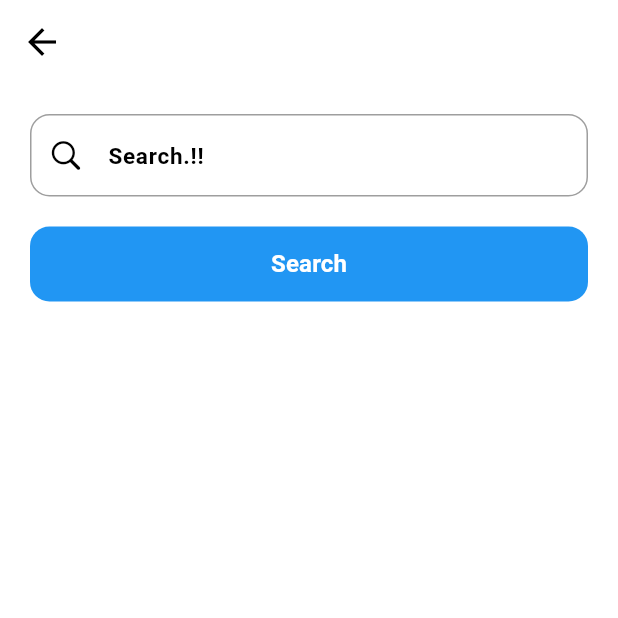
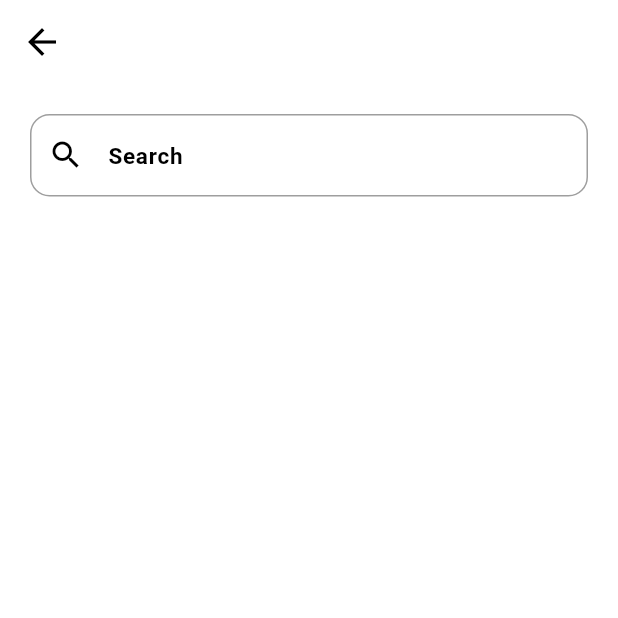
Before and after one commit to MohamedYousri19/ShopApp, a Flutter app: the ShopLayOut screen opened directly, item 3 of the bottom bar chosen, after a tap on the "search" icon, on a phone screen of 412 x 824 dp, the top half of it. Run offline on Flutter 3.47's test engine with Material 3 defaults, Android fonts, the phone set to English and light mode, and no system bars; our stand-ins replace bloc, carousel_slider, conditional_builder_null_safety, flutter_bloc, fluttertoast, shared_preferences and 1 more; accounts and stored records are empty; network calls fail; Roboto replaces fonts that are missing (Jannah).

Commit message:
second commit

```diff
--- a/lib/Modules/ShopApp/OnBoardingScreen/OnBoardingScreen.dart
+++ b/lib/Modules/ShopApp/OnBoardingScreen/OnBoardingScreen.dart
@@ -38,9 +38,9 @@ class _OnBoardingScreenState extends State<OnBoardingScreen> {
   Widget build(BuildContext context) {
     var boardController = PageController() ;
     List<BoardingModel> boarding = [
-      BoardingModel(title: 'On Boarding Title 1', body: 'On Boarding Body 1', image: 'assets/images/onboard1.jpg'),
-      BoardingModel(title: 'On Boarding Title 2', body: 'On Boarding Body 2', image: 'assets/images/onboard3.jpeg'),
-      BoardingModel(title: 'On Boarding Title 3', body: 'On Boarding Body 3', image: 'assets/images/onboard4.png'),
+      BoardingModel(title: 'Welcome to Salla App..!', body: 'Discover the best deals today!', image: 'assets/images/onboard1.jpg'),
+      BoardingModel(title: 'Shop the latest trends.', body: 'Up to 50% off!', image: 'assets/images/onboard3.jpeg'),
+      BoardingModel(title: 'Shop by Brand', body: 'Buy One, Get One Free', image: 'assets/images/onboard4.png'),
     ];
     return Scaffold(
       appBar: AppBar(
--- a/lib/Modules/ShopApp/Search_Screen/Cubit/cubit.dart
+++ b/lib/Modules/ShopApp/Search_Screen/Cubit/cubit.dart
@@ -14,6 +14,7 @@ class SearchCubit extends Cubit<searchStates> {
   static SearchCubit get(context) => BlocProvider.of(context) ;
   SearchModel? model ;
   Map<int?,bool?> favorites = {} ;
+
   void search(String text){
     emit(SearchLoadingState()) ;
     DioHelper.postData(url: SEARCH, token: token ,data: {
--- a/lib/Modules/ShopApp/Search_Screen/Search_screen.dart
+++ b/lib/Modules/ShopApp/Search_Screen/Search_screen.dart
@@ -1,6 +1,7 @@
 import 'package:flutter/cupertino.dart';
 import 'package:flutter/material.dart';
 import 'package:flutter_bloc/flutter_bloc.dart';
+import 'package:shop_app/LayOut/ShopLayout/cubit/cubit.dart';
 import '../../../Models/ShopApp/SearchModel.dart';
 import '../../../Shared/styles/colors.dart';
 import '../../../Shared/Components/Components.dart';
@@ -26,27 +27,35 @@ class Search_Screen1 extends StatelessWidget {
                 key: formKey,
                 child: Column(
                   children: [
-                    default_TextField(
-                        labelText: 'Search.!!',
-                        titleController: textController,
-                        valdate: (String value){
-                          if(value.isEmpty){
-                            return 'Search Must Not be Empty' ;
-                          }
+                    TextFormField(
+                      decoration: InputDecoration(
+                        label: Text('Search'),
+                        border: OutlineInputBorder(
+                          borderRadius: BorderRadius.circular(13.0),
+                          borderSide: BorderSide(color: Colors.grey),
+                        ),
+                        enabledBorder: OutlineInputBorder(
+                          borderRadius: BorderRadius.circular(13.0),
+                          borderSide: BorderSide(
+                            color: Colors.grey,
+                            width: 1.0,
+                          ),
+                        ),
+                        prefixIcon: Icon(Icons.search),
+                      ),
+                      onChanged: (value){
+                        SearchCubit.get(context).search(value) ;
                       },
-                        prefixIcon: CupertinoIcons.search,
-                        isShow: false,
-                        type: TextInputType.text,
                     ),
                     const SizedBox(height: 20.0,),
-                    defaulButton(
-                        function: (){
-                          if(formKey.currentState!.validate()){
-                            SearchCubit.get(context).search(textController.text) ;
-                          }
-                        },
-                        name: 'Search'
-                    ),
+                    // defaulButton(
+                    //     function: (){
+                    //       if(formKey.currentState!.validate()){
+                    //         SearchCubit.get(context).search(textController.text) ;
+                    //       }
+                    //     },
+                    //     name: 'Search'
+                    // ),
                     SizedBox(height: 10,),
                     if(state is SearchLoadingState)
                     LinearProgressIndicator(),
@@ -88,13 +97,15 @@ class Search_Screen1 extends StatelessWidget {
           crossAxisAlignment: CrossAxisAlignment.center,
           mainAxisAlignment: MainAxisAlignment.center,
           children: [
-            Stack(
+            Container(
+              child: Stack(
                 alignment: AlignmentDirectional.bottomStart,
                 children: [
                   Image(
                     image: NetworkImage('${model.image}'),
                     width:120.0,
                     height: 120.0,
+                    fit: BoxFit.cover,
                   ),
                   if(model.discount != null)
                     Container(
@@ -106,6 +117,11 @@ class Search_Screen1 extends StatelessWidget {
                       child: const Text('Discount' , style: TextStyle(fontSize: 12.0 , color: Colors.white),),
                     )
                 ],
+              ),
+              clipBehavior: Clip.antiAlias,
+              decoration: BoxDecoration(
+                  borderRadius: BorderRadius.circular(25.0)
+              ),
             ),
           ],
         ),
@@ -135,7 +151,7 @@ class Search_Screen1 extends StatelessWidget {
                   icon:  Icon(
                     Icons.favorite,
                     size: 20.0,
-                    color: SearchCubit.get(context).favorites[model.id]!  ? Colors.red : Colors.grey   ,
+                    color: ShopCubit.get(context).favorites[model.id]!  ? Colors.red : Colors.grey   ,
                   )
               )
             ],
--- a/lib/Modules/ShopApp/favorites_screen/Favorite_screen.dart
+++ b/lib/Modules/ShopApp/favorites_screen/Favorite_screen.dart
@@ -16,13 +16,13 @@ class FavoritesScreen extends StatelessWidget {
     return BlocConsumer<ShopCubit,ShopStates>(
       builder: (BuildContext context, state) {
         return ConditionalBuilder(
-          condition:  ShopCubit.get(context).favoritesModel != null && ShopCubit.get(context).favorites[ShopCubit.get(context).favoritesModel!.data!.data?[0].product!.id] != null ,
+          condition:  ShopCubit.get(context).favoritesModel != null  && ShopCubit.get(context).favoritesModel!.data!.data!.isNotEmpty,
           builder: (context) => ListView.separated(
               itemBuilder: (context,index) => favoritesItem(ShopCubit.get(context).favoritesModel!.data!.data![index],context),
               separatorBuilder: (context , index) =>line(),
               itemCount: ShopCubit.get(context).favoritesModel!.data!.data!.length
           ),
-          fallback: (context)  => const Center(child:  CircularProgressIndicator()),
+          fallback: (context)  => ShopCubit.get(context).favoritesModel == null ? Center(child: CircularProgressIndicator()) : ShopCubit.get(context).favoritesModel!.data!.data!.isNotEmpty ? Container() : Center(child: Image(image: AssetImage('assets/images/empty.png') , height: 300,))   ,
         ) ;
       },
       listener: (BuildContext context, Object? state) {},
@@ -46,11 +46,18 @@ class FavoritesScreen extends StatelessWidget {
                 Stack(
                   alignment: AlignmentDirectional.bottomStart,
                   children: [
-                     Image(
-                      image: NetworkImage('${model.product!.image}'),
-                      width:120.0,
-                      height: 120.0,
-                    ),
+                     Container(
+                       clipBehavior: Clip.antiAlias,
+                       decoration: BoxDecoration(
+                         borderRadius: BorderRadius.circular(10.0)
+                       ),
+                       child: Image(
+                        image: NetworkImage('${model.product!.image}'),
+                        width:120.0,
+                        height: 120.0,
+                         fit: BoxFit.cover,
+                       ),
+                     ),
                     if(model.product!.discount != 0)
                       Container(
                         decoration: const BoxDecoration(
--- a/lib/Shared/Components/Components.dart
+++ b/lib/Shared/Components/Components.dart
@@ -9,6 +9,7 @@ Widget default_TextField({
   IconData? prefixIcon ,
   IconButton? suffixIconIcon ,
   Function? submit ,
+  Function? changed ,
   Function? pressedIcon ,
   required bool isShow ,
   required TextInputType type,
@@ -16,6 +17,9 @@ Widget default_TextField({
   validator: (s){
     return valdate(s);
     },
+  onChanged: (value){
+    changed!() ;
+  },
   onFieldSubmitted: (value){
     submit!(value);
   },
--- a/lib/main.dart
+++ b/lib/main.dart
@@ -46,9 +46,9 @@ class MyApp extends StatelessWidget {
         builder: (BuildContext context, state) {
           return MaterialApp(
             debugShowCheckedModeBanner: false,
-            theme: lightTheme,
-            darkTheme: darkTheme,
-            themeMode: ThemeMode.light,
+            theme:lightTheme,
+            darkTheme: darkTheme ,
+            themeMode: ShopCubit.get(context).isDark ? ThemeMode.light : ThemeMode.dark  ,
             home: startWidget ,
           );
         },
```
Lines whose indentation alone changed are shown as unchanged.
